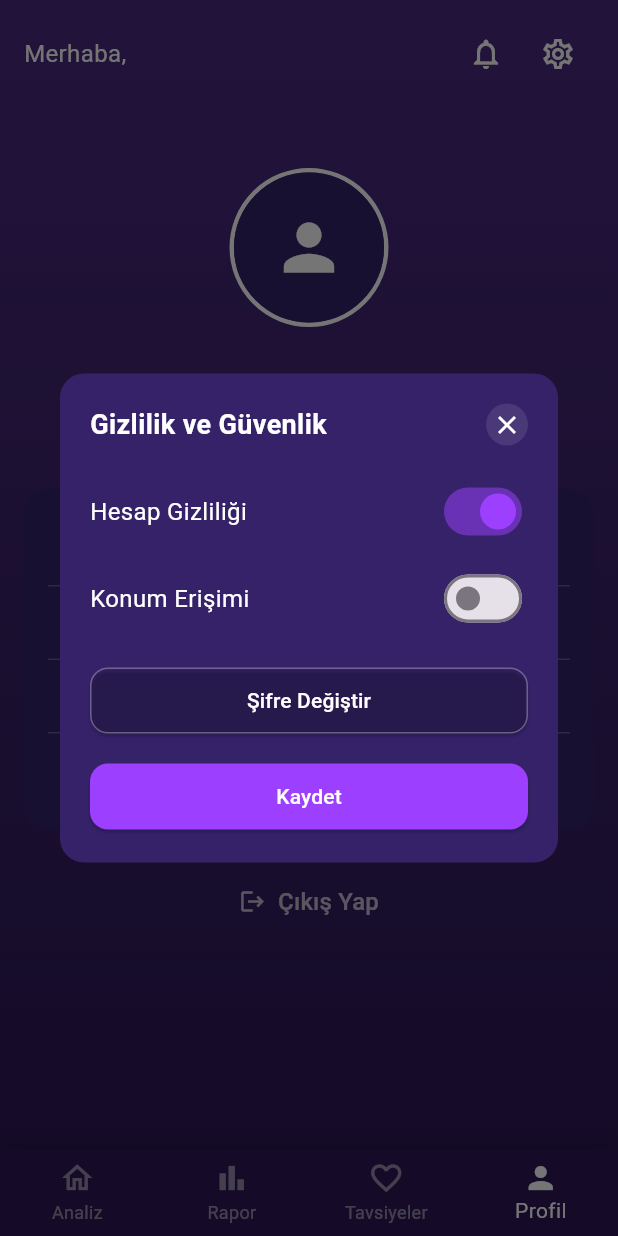
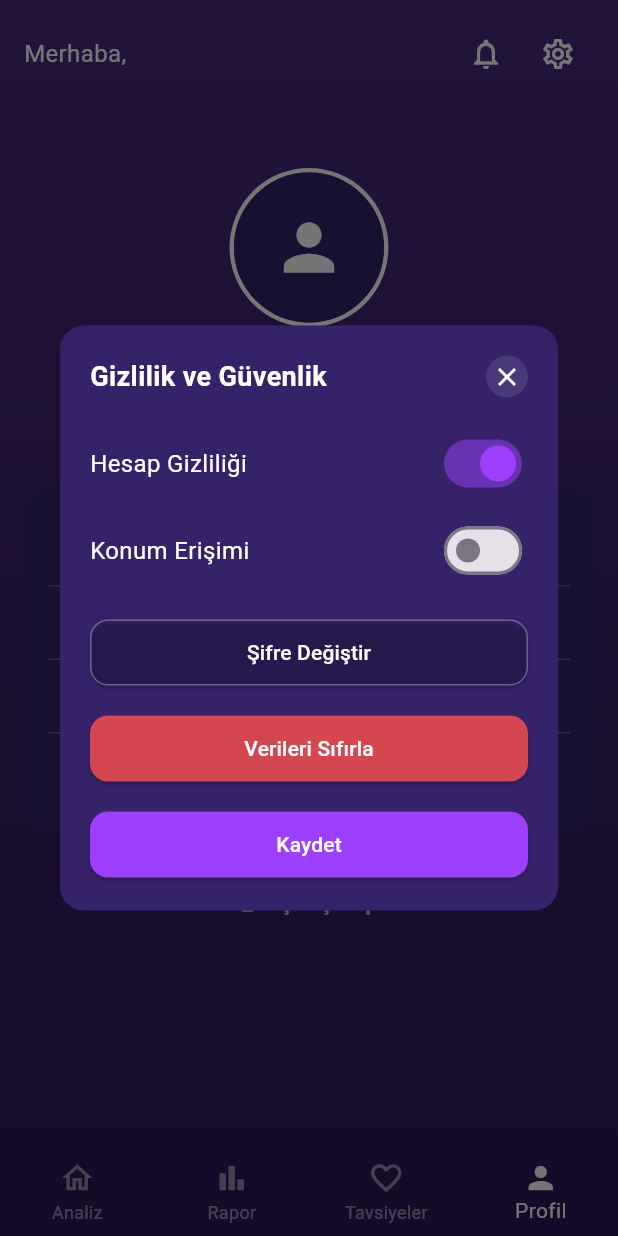
Before and after one commit to aligencturk/Flortya, a Flutter app: the screen it shows once a user with an empty profile is signed in, item 4 of the bottom bar chosen, after a tap on "Gizlilik ve Güvenlik", on a phone screen of 412 x 824 dp. Run offline on Flutter 3.47's test engine with Material 3 defaults, Android fonts, the phone set to English and light mode, and no system bars; drawn by our look-alikes of flutter_animate; our stand-ins replace cloud_firestore, firebase_auth, firebase_core, firebase_storage, flutter_dotenv, flutter_keyboard_visibility and 6 more; missing offline and left inert: firebase_app_check; accounts and stored records are empty; network calls fail; Roboto replaces fonts that are missing (Nunito).

Commit message:
HomeView'de sıfırlama butonu kaldırıldı ve ayarlar menüsüne taşındı. Sıfırlama onay diyalogu metni güncellendi. Yeni sıfırlama butonu, kullanıcı arayüzünde daha belirgin bir şekilde yer aldı. Kod yapısı ve okunabilirlik artırıldı.

```diff
--- a/lib/views/home_view.dart
+++ b/lib/views/home_view.dart
@@ -244,22 +244,7 @@ class _HomeViewState extends State<HomeView> {
               ],
             ),
 
-            // Sıfırlama Butonu (sadece analiz ve rapor ekranlarında göster) - Alt sol köşeye taşındı
-            if (_selectedIndex == 0 || _selectedIndex == 1)
-              Positioned(
-                bottom: 16,
-                left: 16,
-                child: FloatingActionButton.small(
-                  heroTag: 'resetButton',
-                  backgroundColor: const Color(0xFF352269),
-                  tooltip: 'Verileri Sıfırla',
-                  child: const Icon(
-                    Icons.delete_outline,
-                    color: Colors.white,
-                  ),
-                  onPressed: () => _showResetConfirmationDialog(context),
-                ),
-              ),
+            // Sıfırlama butonu kaldırıldı - Artık ayarlar menüsünde yer alıyor
           ],
         ),
       ),
@@ -321,7 +306,7 @@ class _HomeViewState extends State<HomeView> {
     .fadeIn(duration: 300.ms);
   }
 
-  // Sıfırlama onay dialogu göster
+  // Sıfırlama onay diyalogu göster
   void _showResetConfirmationDialog(BuildContext context) {
     showDialog(
       context: context,
@@ -332,7 +317,7 @@ class _HomeViewState extends State<HomeView> {
           style: TextStyle(color: Colors.white),
         ),
         content: const Text(
-          'Tüm analiz ve rapor verileriniz silinecek. Bu işlem geri alınamaz. Devam etmek istiyor musunuz?',
+          'Bu işlem geri alınamaz. Tüm analiz verilerin silinecek. Devam etmek istiyor musun?',
           style: TextStyle(color: Colors.white70),
         ),
         actions: [
@@ -345,7 +330,7 @@ class _HomeViewState extends State<HomeView> {
           ),
           ElevatedButton(
             style: ElevatedButton.styleFrom(
-              backgroundColor: const Color(0xFF9D3FFF),
+              backgroundColor: Colors.redAccent.withOpacity(0.8),
             ),
             onPressed: () {
               Navigator.pop(context);
@@ -2254,6 +2239,28 @@ class _HomeViewState extends State<HomeView> {
                           ),
                         ),
                         child: const Text('Şifre Değiştir'),
+                      ),
+                    ),
+
+                    const SizedBox(height: 16),
+
+                    // Verileri Sıfırla Butonu
+                    SizedBox(
+                      width: double.infinity,
+                      child: ElevatedButton(
+                        onPressed: () {
+                          Navigator.of(context).pop(); // Önce mevcut diyaloğu kapat
+                          _showResetConfirmationDialog(context); // Onay diyaloğunu göster
+                        },
+                        style: ElevatedButton.styleFrom(
+                          backgroundColor: Colors.redAccent.withOpacity(0.8),
+                          foregroundColor: Colors.white,
+                          padding: const EdgeInsets.symmetric(vertical: 12),
+                          shape: RoundedRectangleBorder(
+                            borderRadius: BorderRadius.circular(12),
+                          ),
+                        ),
+                        child: const Text('Verileri Sıfırla'),
                       ),
                     ),
 
```
